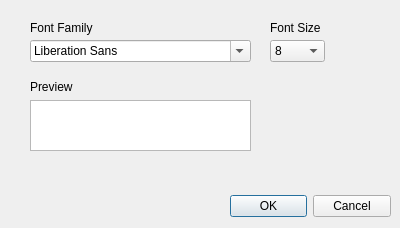
The window that ui/PreferenceDialog.ui (damian-dz/QtBibleViewer) describes before a commit, drawn with Qt 5.
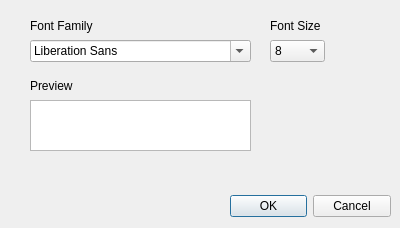
The same window after the commit.

The edit to the form file:
```diff
--- a/ui/PreferenceDialog.ui
+++ b/ui/PreferenceDialog.ui
@@ -118,9 +118,9 @@
    <property name="geometry">
     <rect>
      <x>30</x>
-     <y>20</y>
-     <width>81</width>
-     <height>16</height>
+     <y>15</y>
+     <width>221</width>
+     <height>21</height>
     </rect>
    </property>
    <property name="text">
@@ -131,9 +131,9 @@
    <property name="geometry">
     <rect>
      <x>270</x>
-     <y>20</y>
-     <width>91</width>
-     <height>16</height>
+     <y>15</y>
+     <width>121</width>
+     <height>21</height>
     </rect>
    </property>
    <property name="text">
@@ -164,9 +164,9 @@
    <property name="geometry">
     <rect>
      <x>30</x>
-     <y>80</y>
-     <width>47</width>
-     <height>13</height>
+     <y>75</y>
+     <width>61</width>
+     <height>21</height>
     </rect>
    </property>
    <property name="text">
```
Left out of the diff: 4 changed lines with no effect on the pictures.
